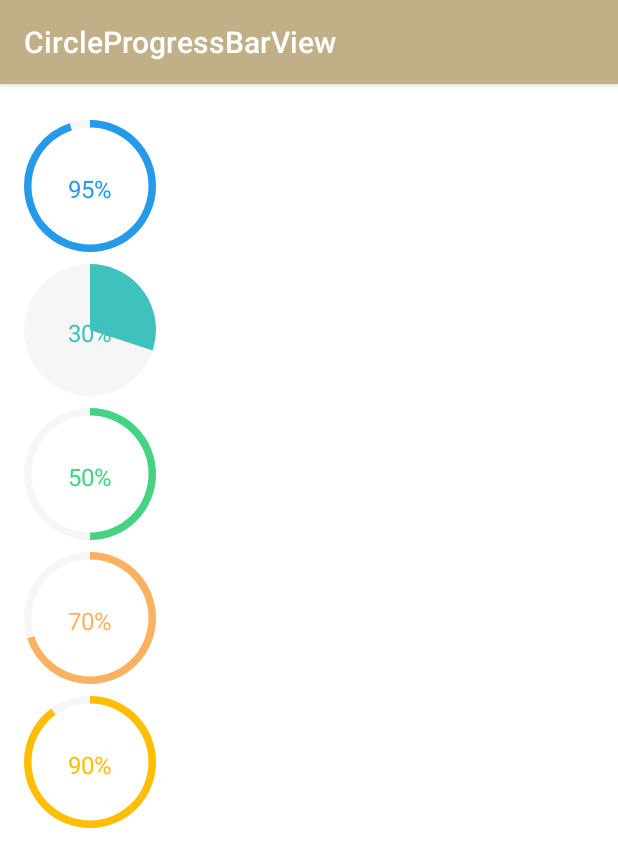
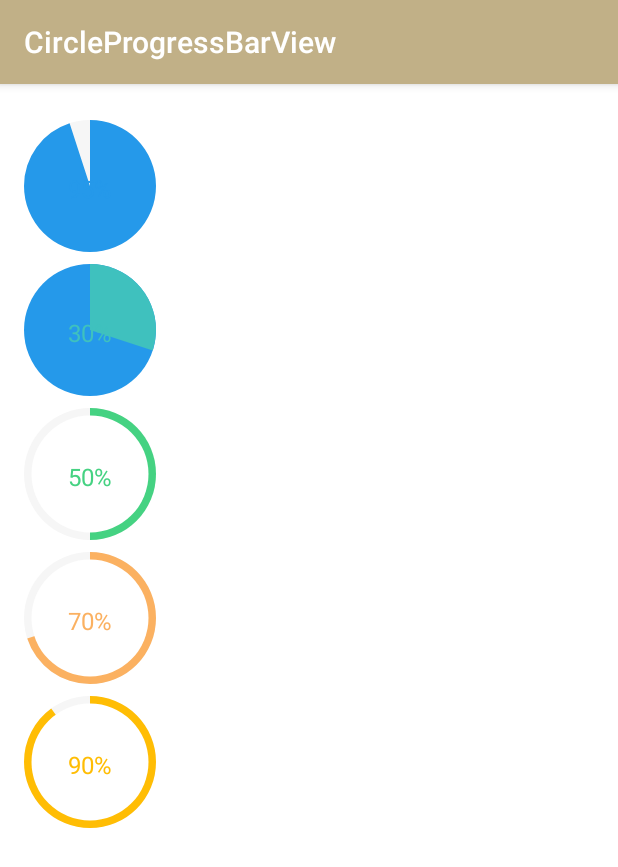
Before and after one commit to caoyanglee/CircleProgressBarView, an Android app: the screen it shows after launch (MainActivity), on a phone screen of 412 x 824 dp. Shown: the top 867 px of the screen. Run offline under Robolectric (Android 15) with nearby library versions, the phone set to English and light mode, and no system bars.

Commit message:
优化扇形显示的代码

```diff
--- a/app/src/main/res/layout/activity_main.xml
+++ b/app/src/main/res/layout/activity_main.xml
@@ -35,7 +35,7 @@
                 app:isAutoAnimation="false"
                 app:progressBarBackgroundColor="#f6f6f6"
                 app:progressBarColor="#2599ea"
-                app:progressBarWidth="5dp"
+                app:progressBarWidth="45dp"
                 app:progressValue="95"
                 app:textColor="#2599ea"
                 app:textSize="16sp" />
@@ -47,6 +47,7 @@
                 app:isAutoAnimation="true"
                 app:isFanShaped="true"
                 android:layout_marginTop="8dp"
+                app:backgroundColor="#2599ea"
                 app:progressBarColor="@color/green_status"
                 app:progressBarWidth="5dp"
                 app:progressValue="30" />
--- a/circleprogressbarview_lib/src/main/java/io/weimu/www/CircleProgressBarView.java
+++ b/circleprogressbarview_lib/src/main/java/io/weimu/www/CircleProgressBarView.java
@@ -142,9 +142,11 @@ public class CircleProgressBarView extends View {
 
 
         //进度条背景
-        grayPaint.setColor(mProgressBarBackgroundColor);
-        grayPaint.setAntiAlias(true);
-        canvas.drawArc(rect, 270, 360, true, grayPaint);
+        if (!isFanShaped){
+            grayPaint.setColor(mProgressBarBackgroundColor);
+            grayPaint.setAntiAlias(true);
+            canvas.drawArc(rect, 270, 360, true, grayPaint);
+        }
 
         //进度条
         sectorPaint.setColor(mProgressBarColor);
```
